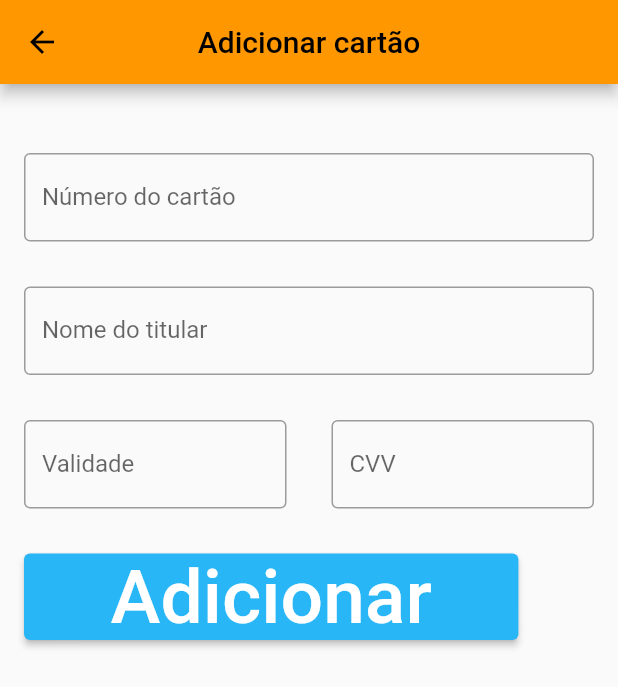
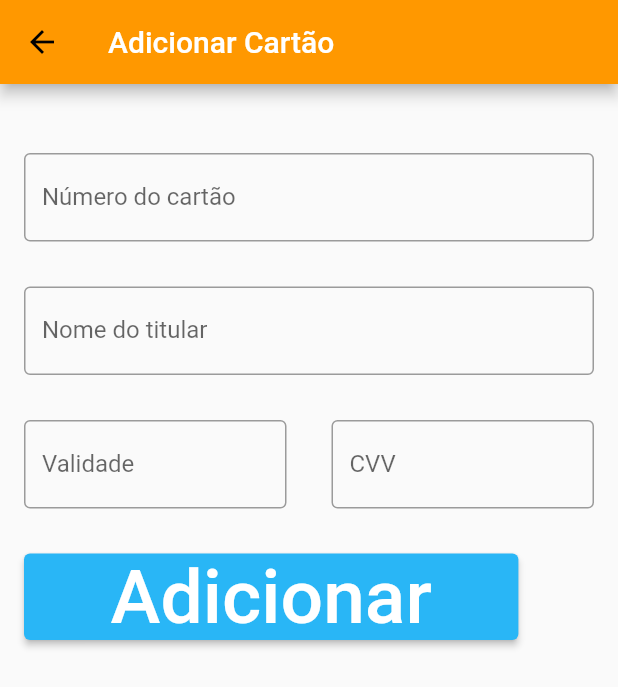
Before and after one commit to Lucasilvabr/MyWallet, a Flutter app: the menu screen opened directly, after a tap on "Cartões", on a phone screen of 412 x 824 dp. Shown: the top 687 px of the screen. Run offline on Flutter 3.47's test engine with Material 2 defaults, Android fonts, the phone set to English and light mode, and no system bars; Roboto replaces fonts that are missing (Poppins).

Commit message:
atualizacao de layout

```diff
--- a/lib/cartoes.dart
+++ b/lib/cartoes.dart
@@ -29,8 +29,16 @@ class _cartoesState extends State<cartoes> {
 
     return Scaffold(
       appBar: AppBar(
-        title: Text('Adicionar cartão'),
-        centerTitle: true,
+        title: Row(
+          children: [
+            Text(
+              'Adicionar Cartão',
+              style: TextStyle(
+                color: Colors.white,
+              ),
+            ),
+          ],
+        ),
       ),
       body: SingleChildScrollView(
         child: Padding(
--- a/lib/menu.dart
+++ b/lib/menu.dart
@@ -78,7 +78,7 @@ class menu extends StatelessWidget {
                   Image.asset('../images/deposito.png'),
                   SizedBox(width: 10),
                   Text(
-                    'Deposito',
+                    'Poupança',
                     style: TextStyle(
                       fontFamily: 'Poppins',
                       fontSize: 50,
```
Also changed, not shown: lib/deposito.dart (+11 -5 lines).
